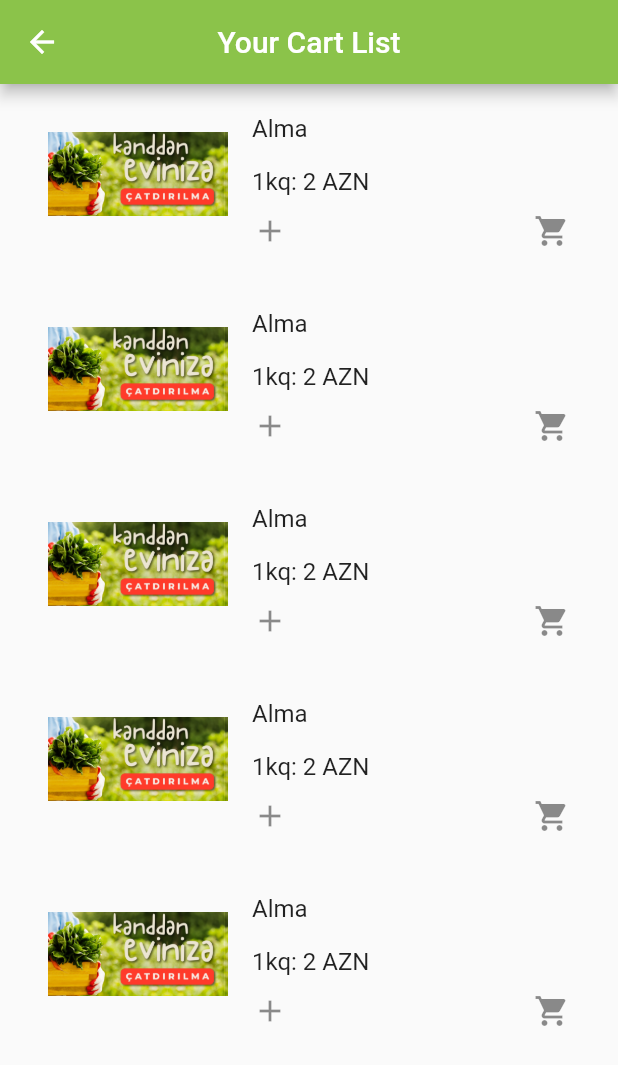
After one commit to konuleminova/redux_sign_in_demo, a Flutter app: the ShoppingCart screen opened by its route, on a phone screen of 412 x 824 dp. The commit adds this screen. Shown: the top 1065 px of the screen. Run offline on Flutter 3.47's test engine with Material 2 defaults, Android fonts, the phone set to English and light mode, and no system bars; our stand-ins replace flutter_redux, redux, redux_thunk, shared_preferences; accounts and stored records are empty; network calls fail.

Commit message:
shopping cart part1

```diff
--- /dev/null
+++ b/lib/data/model/shop_item.dart
@@ -0,0 +1,8 @@
+class ShopItem {
+  int id;
+  String title;
+  String price;
+  String description;
+
+  ShopItem({this.id, this.title, this.price, this.description});
+}
--- a/lib/data/viewmodel/fetch_campaign_viewmodel.dart
+++ b/lib/data/viewmodel/home_viewmodel.dart
@@ -2,14 +2,14 @@ import 'package:redux/redux.dart';
 import 'package:redux_sign_in/data/model/app_state.dart';
 import 'package:redux_sign_in/redux/middleware/thunk_campaign.dart';
 
-class FetchDataViewModel {
+class HomeViewModel {
   Function(int limit, int page) onFetchCampaign;
-  FetchDataViewModel({this.onFetchCampaign});
+  HomeViewModel({this.onFetchCampaign});
 
-  factory FetchDataViewModel.create(Store<AppState> store) {
+  factory HomeViewModel.create(Store<AppState> store) {
     _onFetchCampaign(int limit, int page) {
       store.dispatch(campaignThunkAction(limit, page));
     }
-    return FetchDataViewModel(onFetchCampaign: _onFetchCampaign);
+    return HomeViewModel(onFetchCampaign: _onFetchCampaign);
   }
 }
--- /dev/null
+++ b/lib/data/viewmodel/shopping_cart_viewmodel.dart
@@ -0,0 +1,18 @@
+import 'package:redux/redux.dart';
+import 'package:redux_sign_in/data/model/app_state.dart';
+import 'package:redux_sign_in/data/model/shop_item.dart';
+import 'package:redux_sign_in/redux/action/OnShoppingCartAction.dart';
+
+class ShoppingCartViewModel {
+  Function(ShopItem shopItem) deleteItem;
+
+  ShoppingCartViewModel({this.deleteItem});
+
+  factory ShoppingCartViewModel.create(Store<AppState> store) {
+    _deleteItem(ShopItem shopItem) {
+      store.dispatch(OnShoppingCartAction(shopItem: shopItem));
+    }
+
+    return ShoppingCartViewModel(deleteItem: _deleteItem);
+  }
+}
--- a/lib/main.dart
+++ b/lib/main.dart
@@ -9,6 +9,7 @@ import 'package:redux_sign_in/ui/page/register.dart';
 import 'package:redux_sign_in/data/model/app_state.dart';
 import 'package:redux/redux.dart';
 import 'package:redux_sign_in/redux/reducer/app_state_reducer.dart';
+import 'package:redux_sign_in/ui/page/shopping_cart.dart';
 import 'package:redux_sign_in/util/sharedpref_util.dart';
 import 'package:redux_thunk/redux_thunk.dart';
 
@@ -29,7 +30,8 @@ class MyApp extends StatelessWidget {
           "/index": (BuildContext context) => IndexPage(),
           "/login": (BuildContext context) => LoginPage(),
           "/register": (BuildContext context) => RegisterPage(),
-          "/home": (BuildContext context) => HomePage()
+          "/home": (BuildContext context) => HomePage(),
+          "/shopping_cart": (BuildContext context) => ShoppingCart()
         },
       ),
     );
--- /dev/null
+++ b/lib/redux/action/OnShoppingCartAction.dart
@@ -0,0 +1,7 @@
+import 'package:redux_sign_in/data/model/shop_item.dart';
+
+class OnShoppingCartAction {
+  ShopItem shopItem;
+
+  OnShoppingCartAction({this.shopItem});
+}
--- a/lib/ui/page/home.dart
+++ b/lib/ui/page/home.dart
@@ -5,7 +5,7 @@ import 'package:redux/redux.dart';
 import 'package:redux_sign_in/data/model/app_state.dart';
 import 'package:redux_sign_in/data/model/data.dart';
 import 'package:redux_sign_in/data/model/user_login.dart';
-import 'package:redux_sign_in/data/viewmodel/fetch_campaign_viewmodel.dart';
+import 'package:redux_sign_in/data/viewmodel/home_viewmodel.dart';
 import 'package:redux_sign_in/data/viewmodel/login_viewmodel.dart';
 import 'package:redux_sign_in/util/carousel.dart';
 
@@ -22,7 +22,7 @@ class HomePageState extends State<HomePage> {
   ScrollController _scrollController, _scrollControllerSecond;
   String message;
   final GlobalKey<ScaffoldState> scaffoldKey = new GlobalKey<ScaffoldState>();
-  FetchDataViewModel viewModel;
+  HomeViewModel viewModel;
   int page = 0;
   double height = 0;
   double width = 0;
@@ -51,11 +51,11 @@ class HomePageState extends State<HomePage> {
     height = MediaQuery.of(context).size.height;
     // TODO: implement build
     return StoreConnector(
-        onInitialBuild: (FetchDataViewModel viewModel) {
+        onInitialBuild: (HomeViewModel viewModel) {
           viewModel.onFetchCampaign(10, page);
           this.viewModel = viewModel;
         },
-        converter: (Store<AppState> store) => FetchDataViewModel.create(store),
+        converter: (Store<AppState> store) => HomeViewModel.create(store),
         onInit: (store) {
           store.onChange.listen((onData) {
             if (onData != null) {
@@ -64,7 +64,7 @@ class HomePageState extends State<HomePage> {
             }
           });
         },
-        builder: (BuildContext context, FetchDataViewModel viewModel) {
+        builder: (BuildContext context, HomeViewModel viewModel) {
           return new Scaffold(
               key: scaffoldKey,
               appBar: new AppBar(
@@ -86,10 +86,13 @@ class HomePageState extends State<HomePage> {
                     onPressed: () {},
                   ),
                   new IconButton(
+                      onPressed: () {
+                        Navigator.pushNamed(context, "/shopping_cart");
+                      },
                       icon: Icon(
-                    Icons.shopping_cart,
-                    color: Colors.white,
-                  ))
+                        Icons.shopping_cart,
+                        color: Colors.white,
+                      ))
                 ],
               ),
               drawer: new Drawer(
@@ -224,7 +227,7 @@ class HomePageState extends State<HomePage> {
                                 height: 120,
                               ),
                               new Container(
-                                margin: EdgeInsets.only(left: 10,top: 10),
+                                margin: EdgeInsets.only(left: 10, top: 10),
                                 child: new Text(
                                   "Alma",
                                   textAlign: TextAlign.left,
@@ -233,7 +236,8 @@ class HomePageState extends State<HomePage> {
                               new Container(
                                 margin: EdgeInsets.only(left: 10),
                                 child: new Row(
-                                  mainAxisAlignment: MainAxisAlignment.spaceBetween,
+                                  mainAxisAlignment:
+                                      MainAxisAlignment.spaceBetween,
                                   children: <Widget>[
                                     new Container(
                                       child: new Text(
--- /dev/null
+++ b/lib/ui/page/shopping_cart.dart
@@ -0,0 +1,72 @@
+import 'package:flutter/material.dart';
+import 'package:flutter_redux/flutter_redux.dart';
+import 'package:redux/redux.dart';
+import 'package:redux_sign_in/data/model/app_state.dart';
+import 'package:redux_sign_in/data/viewmodel/shopping_cart_viewmodel.dart';
+
+class ShoppingCart extends StatefulWidget {
+  @override
+  State<StatefulWidget> createState() {
+    // TODO: implement createState
+    return new ShoppingCartState();
+  }
+}
+
+class ShoppingCartState extends State<ShoppingCart> {
+  @override
+  Widget build(BuildContext context) {
+    // TODO: implement build
+    return new StoreConnector(
+      converter: (Store<AppState> store) => ShoppingCartViewModel.create(store),
+      builder: (BuildContext context, ShoppingCartViewModel viewModel) {
+        return new Scaffold(
+          appBar: new AppBar(
+            backgroundColor: Colors.lightGreen,
+            title: new Text("Your Cart List"),
+            centerTitle: true,
+          ),
+          body: new Container(
+              child: new ListView.builder(
+                  itemCount: 5,
+                  itemBuilder: (BuildContext context, int index) {
+                    return new Container(
+                      margin: EdgeInsets.all(16),
+                      child: new ListTile(
+                        title: new SizedBox(
+                          height: 90,
+                          width: 200,
+                          child: new Stack(
+                            children: <Widget>[
+                              new Container(
+                                child: new Text("Alma"),
+                                alignment: AlignmentDirectional.topStart,
+                              ),
+                              new Container(
+                                alignment: AlignmentDirectional.centerStart,
+                                child: new Text("1kq: 2 AZN"),
+                              ),
+                              new Container(
+                                alignment: AlignmentDirectional.bottomStart,
+                                child: new Icon(Icons.add),
+                              ),
+                              new Container(
+                                alignment: AlignmentDirectional.bottomEnd,
+                                child: new Icon(Icons.shopping_cart),
+                              )
+                            ],
+                          ),
+                        ),
+                        leading: new Image(
+                          image: AssetImage("images/img1.jpg"),
+                          fit: BoxFit.cover,
+                          height: 90,
+                          width: 120,
+                        ),
+                      ),
+                    );
+                  })),
+        );
+      },
+    );
+  }
+}
```
